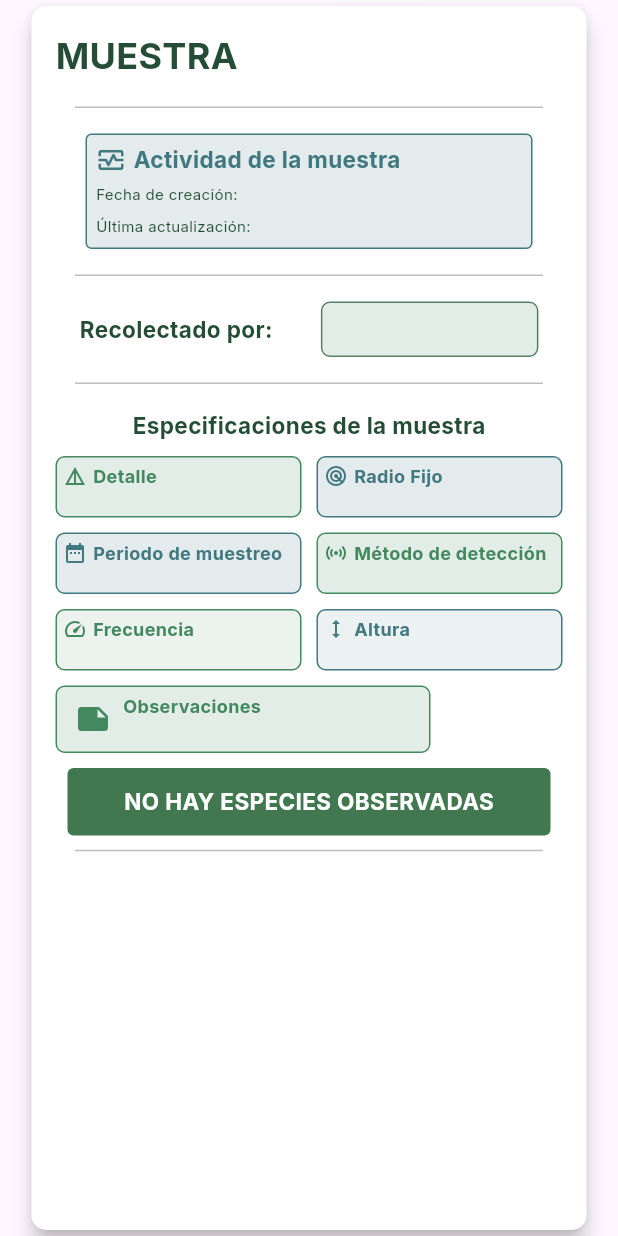
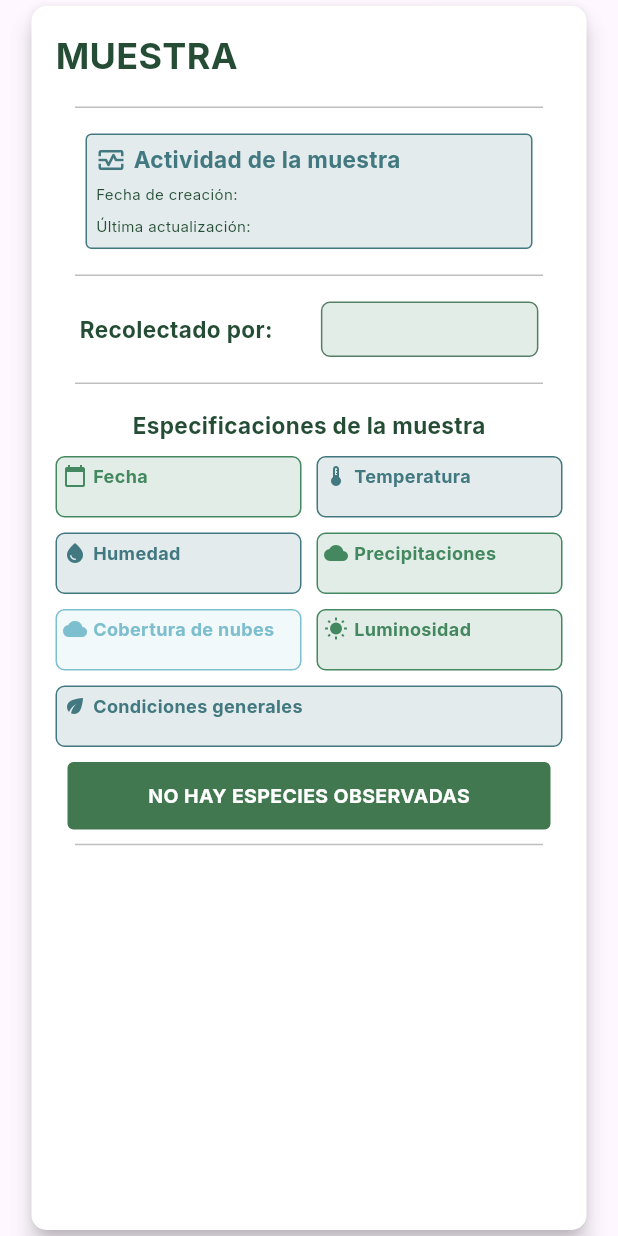
Before and after one commit to MarinBotScript/proyecto_flutter, a Flutter app: the SampleCard widget shown alone on an empty page, opened directly with empty values, on a phone screen of 412 x 824 dp. Run offline on Flutter 3.47's test engine with Material 3 defaults, Android fonts, the light colour scheme and no system bars; our stand-ins replace carousel_slider, google_fonts; network calls fail.

Commit message:
Pagina de muestras entera

```diff
--- a/lib/src/views/components_samples/sample_card.dart
+++ b/lib/src/views/components_samples/sample_card.dart
@@ -13,13 +13,13 @@ class SampleCard extends StatelessWidget {
   final String createdAt;
   final String updatedAt;
   final String collectedBy;
-  final String detail;
-  final String fixedRadius;
-  final String censusPeriod;
-  final String detection;
-  final String frequency;
-  final String height;
-  final String observations;
+  final String date;
+  final String temperature;
+  final String humidity;
+  final String precipitation;
+  final String cloudCover;
+  final String luminosity;
+  final String generalConditions;
   final int speciesCount;
   final VoidCallback onViewSpecies;
 
@@ -29,13 +29,13 @@ class SampleCard extends StatelessWidget {
     required this.createdAt,
     required this.updatedAt,
     required this.collectedBy,
-    required this.detail,
-    required this.fixedRadius,
-    required this.censusPeriod,
-    required this.detection,
-    required this.frequency,
-    required this.height,
-    required this.observations,
+    required this.date,
+    required this.temperature,
+    required this.humidity,
+    required this.precipitation,
+    required this.cloudCover,
+    required this.luminosity,
+    required this.generalConditions,
     required this.speciesCount,
     required this.onViewSpecies,
   });
@@ -46,7 +46,8 @@ class SampleCard extends StatelessWidget {
   static const _greenDark = Color(0xFF254D35);
   static const _blueLight = Color.fromRGBO(66, 120, 128, 0.15);
   static const _blueBorder = Color(0xFF427880);
-  static const _grayText = Color(0xFF656565);
+  static const _cyanLight = Color.fromRGBO(125, 191, 207, 0.10);
+  static const _cyanBorder = Color(0xFF7DBFCF);
 
   @override
   Widget build(BuildContext context) {
@@ -73,8 +74,6 @@ class SampleCard extends StatelessWidget {
                 _buildSpecificationsTitle(),
                 const SizedBox(height: 10),
                 _buildSpecifications(),
-                const SizedBox(height: 10),
-                _buildObservations(),
                 const SizedBox(height: 10),
                 _buildSpeciesButton(),
                 const CustomDivider(height: 20),
@@ -160,14 +159,14 @@ class SampleCard extends StatelessWidget {
   Widget _buildSpecifications() {
     return Column(
       children: [
-        // Primera fila
+        // Primera fila: Fecha y Temperatura
         Row(
           mainAxisAlignment: MainAxisAlignment.start,
           children: [
             DetailCard(
-              icon: Icons.details,
-              title: 'Detalle',
-              value: detail,
+              icon: Icons.calendar_today,
+              title: 'Fecha',
+              value: date,
               backgroundColor: _greenLight,
               borderColor: _greenMedium,
               iconColor: _greenMedium,
@@ -176,9 +175,9 @@ class SampleCard extends StatelessWidget {
             ),
             const SizedBox(width: 10),
             DetailCard(
-              icon: Icons.radar,
-              title: 'Radio Fijo',
-              value: fixedRadius,
+              icon: Icons.thermostat,
+              title: 'Temperatura',
+              value: temperature,
               backgroundColor: _blueLight,
               borderColor: _blueBorder,
               iconColor: _blueBorder,
@@ -189,14 +188,14 @@ class SampleCard extends StatelessWidget {
         ),
         const SizedBox(height: 10),
 
-        // Segunda fila
+        // Segunda fila: Humedad y Precipitaciones
         Row(
           mainAxisAlignment: MainAxisAlignment.start,
           children: [
             DetailCard(
-              icon: Icons.date_range,
-              title: 'Periodo de muestreo',
-              value: censusPeriod,
+              icon: Icons.water_drop,
+              title: 'Humedad',
+              value: humidity,
               backgroundColor: _blueLight,
               borderColor: _blueBorder,
               iconColor: _blueBorder,
@@ -205,9 +204,9 @@ class SampleCard extends StatelessWidget {
             ),
             const SizedBox(width: 10),
             DetailCard(
-              icon: Icons.sensors_sharp,
-              title: 'Método de detección',
-              value: detection,
+              icon: Icons.cloud,
+              title: 'Precipitaciones',
+              value: precipitation,
               backgroundColor: _greenLight,
               borderColor: _greenMedium,
               iconColor: _greenMedium,
@@ -218,78 +217,50 @@ class SampleCard extends StatelessWidget {
         ),
         const SizedBox(height: 10),
 
-        // Tercera fila
+        // Tercera fila: Cobertura de nubes y Luminosidad
         Row(
           mainAxisAlignment: MainAxisAlignment.start,
           children: [
             DetailCard(
-              icon: Icons.speed,
-              title: 'Frecuencia',
-              value: frequency,
-              backgroundColor: Color.fromRGBO(67, 136, 95, 0.10),
+              icon: Icons.wb_cloudy,
+              title: 'Cobertura de nubes',
+              value: cloudCover,
+              backgroundColor: _cyanLight,
+              borderColor: _cyanBorder,
+              iconColor: _cyanBorder,
+              titleColor: _cyanBorder,
+              width: 164,
+            ),
+            const SizedBox(width: 10),
+            DetailCard(
+              icon: Icons.wb_sunny,
+              title: 'Luminosidad',
+              value: luminosity,
+              backgroundColor: _greenLight,
               borderColor: _greenMedium,
               iconColor: _greenMedium,
               titleColor: _greenMedium,
               width: 164,
             ),
-            const SizedBox(width: 10),
-            DetailCard(
-              icon: Icons.height,
-              title: 'Altura',
-              value: height,
-              backgroundColor: Color.fromRGBO(66, 120, 128, 0.10),
-              borderColor: _blueBorder,
-              iconColor: _blueBorder,
-              titleColor: _blueBorder,
-              width: 164,
-            ),
           ],
         ),
+        const SizedBox(height: 10),
+
+        // Cuarta fila: Condiciones generales (ocupa todo el ancho)
+        Align(
+          alignment: Alignment.centerLeft,
+          child: DetailCard(
+            icon: Icons.eco,
+            title: 'Condiciones generales',
+            value: generalConditions,
+            backgroundColor: _blueLight,
+            borderColor: _blueBorder,
+            iconColor: _blueBorder,
+            titleColor: _blueBorder,
+            width: 338,
+          ),
+        ),
       ],
-    );
-  }
-
-  Widget _buildObservations() {
-    return Container(
-      width: 250,
-      height: 45,
-      decoration: BoxDecoration(
-        color: _greenLight,
-        borderRadius: BorderRadius.circular(6),
-        border: Border.all(color: _greenMedium),
-      ),
-      padding: const EdgeInsets.symmetric(horizontal: 12, vertical: 4),
-      child: Row(
-        children: [
-          const Icon(Icons.note, color: _greenMedium),
-          const SizedBox(width: 8),
-          Expanded(
-            child: Column(
-              crossAxisAlignment: CrossAxisAlignment.start,
-              mainAxisAlignment: MainAxisAlignment.center,
-              children: [
-                Text(
-                  'Observaciones',
-                  style: GoogleFonts.inter(
-                    color: _greenMedium,
-                    fontWeight: FontWeight.bold,
-                    fontSize: 12,
-                  ),
-                ),
-                Text(
-                  observations,
-                  style: GoogleFonts.inter(
-                    color: _grayText,
-                    fontSize: 12,
-                  ),
-                  maxLines: 1,
-                  overflow: TextOverflow.ellipsis,
-                ),
-              ],
-            ),
-          ),
-        ],
-      ),
     );
   }
 
@@ -297,11 +268,11 @@ class SampleCard extends StatelessWidget {
     return Center(
       child: CustomButton(
         text: speciesCount > 0
-            ? 'VER ESPECIES OBSERVADAS ($speciesCount)'
+            ? 'CLICK PARA VER ESPECIES OBSERVADAS'
             : 'NO HAY ESPECIES OBSERVADAS',
         onTap: speciesCount > 0 ? onViewSpecies : () {},
         width: 322,
-        fontSize: 15,
+        fontSize: 13,
       ),
     );
   }
```
Also changed, not shown: lib/src/models/sample.dart (+77 -44 lines), lib/src/views/samples_page.dart (+10 -10 lines).
